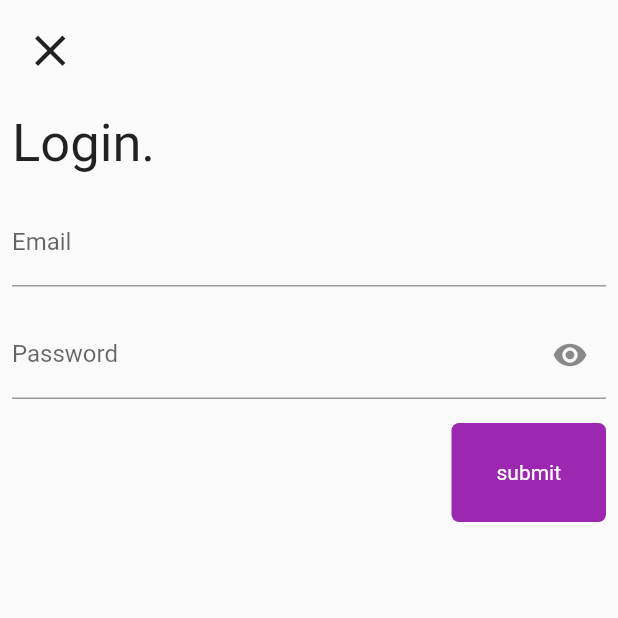
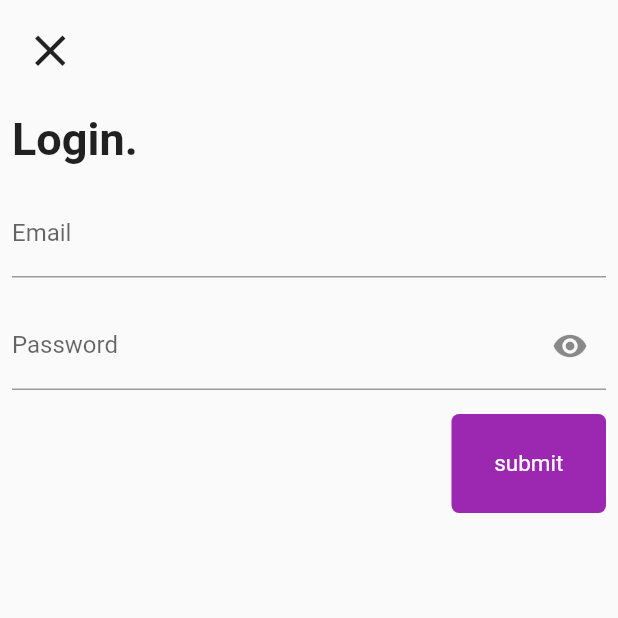
Before and after one commit to moak13/auth_app, a Flutter app: the screen it shows after launch, after a tap on "login", on a phone screen of 412 x 824 dp, the top half of it. Run offline on Flutter 3.47's test engine with Material 2 defaults, Android fonts, the phone set to English and light mode, and no system bars; our stand-ins replace auto_route, data_connection_checker, equatable, floor, get_it, shared_preferences and 2 more; accounts and stored records are empty.

Commit message:
view touches

```diff
--- a/lib/features/login/view/login_view.dart
+++ b/lib/features/login/view/login_view.dart
@@ -40,7 +40,13 @@ class _LoginViewState extends State<LoginView> {
                 ),
                 Padding(
                   padding: const EdgeInsets.all(8.0),
-                  child: Text('Login.', style: TextStyle(fontSize: 35)),
+                  child: Text(
+                    'Login.',
+                    style: TextStyle(
+                      fontSize: sizeText * 30,
+                      fontWeight: FontWeight.bold,
+                    ),
+                  ),
                 ),
                 Padding(
                   padding: const EdgeInsets.all(8.0),
@@ -100,6 +106,7 @@ class _LoginViewState extends State<LoginView> {
                                   'submit',
                                   style: TextStyle(
                                     color: Colors.white,
+                                    fontSize: sizeText * 15,
                                   ),
                                 ),
                               ),
--- a/lib/features/signup/view/signup_view.dart
+++ b/lib/features/signup/view/signup_view.dart
@@ -140,6 +140,7 @@ class _SignupViewState extends State<SignupView> {
                                   child: Text(
                                     'submit',
                                     style: TextStyle(
+                                      fontSize: sizeText * 15,
                                       color: Colors.white,
                                     ),
                                   ),
```
